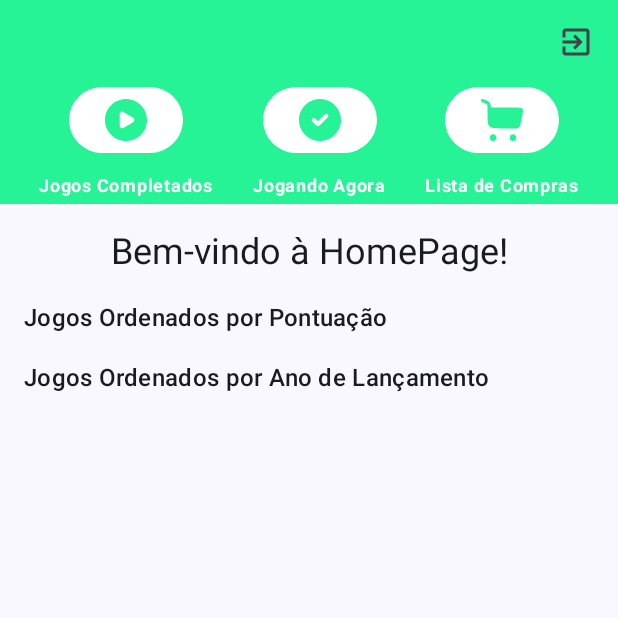
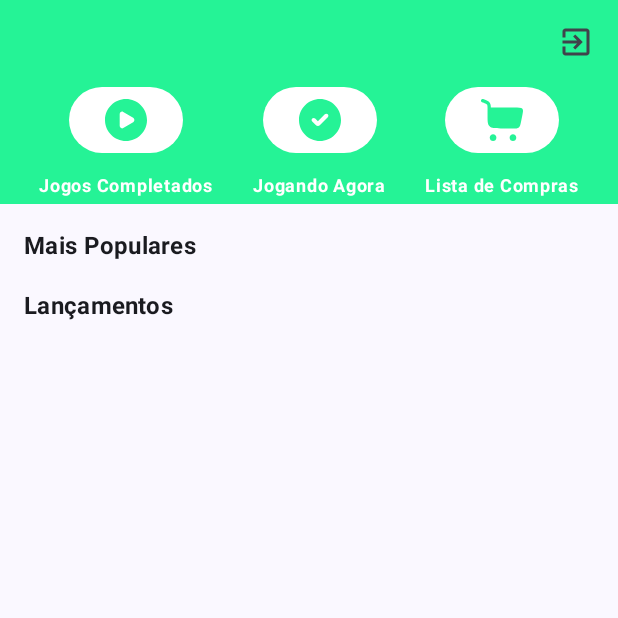
Before and after one commit to ocesar9/ScoreG, an Android app built with Jetpack Compose: the screen it shows after launch once a user with an empty profile is signed in (MainActivity), on a phone screen of 412 x 824 dp, the top half of it. Run offline under Robolectric (Android 15) with nearby library versions, the phone set to English and light mode, and no system bars; our stand-ins replace Firebase (no records; nobody signed in at launch, a user with empty details on screens opened directly).

Commit message:
Layout HomePage: GameCard and GameListSection refactor

```diff
--- /dev/null
+++ b/app/src/main/java/com/example/scoreg/components/GameListSection.kt
@@ -0,0 +1,44 @@
+package com.example.scoreg.components
+
+import androidx.compose.foundation.layout.Column
+import androidx.compose.foundation.layout.Spacer
+import androidx.compose.foundation.layout.height
+import androidx.compose.foundation.layout.padding
+import androidx.compose.foundation.lazy.LazyRow
+import androidx.compose.foundation.lazy.items
+import androidx.compose.material3.MaterialTheme
+import androidx.compose.material3.Text
+import androidx.compose.runtime.Composable
+import androidx.compose.ui.Modifier
+import androidx.compose.ui.text.font.FontWeight
+import androidx.compose.ui.unit.dp
+import com.example.scoreg.database.entities.Game
+
+@Composable
+fun GameListSection(
+    title: String,
+    games: List<Game>,
+    modifier: Modifier = Modifier
+) {
+    Column(modifier = modifier) {
+        Text(
+            text = title,
+            style = MaterialTheme.typography.titleMedium,
+            fontWeight = FontWeight.Bold,
+            modifier = Modifier.padding(start = 16.dp)
+        )
+
+        LazyRow(
+            modifier = Modifier.padding(horizontal = 16.dp)
+        ) {
+            items(games) { game ->
+                GameCard(
+                    game = game,
+                    modifier = modifier
+                )
+            }
+        }
+
+        Spacer(modifier = Modifier.height(16.dp))
+    }
+}
--- a/app/src/main/java/com/example/scoreg/pages/HomePage.kt
+++ b/app/src/main/java/com/example/scoreg/pages/HomePage.kt
@@ -4,27 +4,21 @@ import androidx.compose.foundation.layout.Column
 import androidx.compose.foundation.layout.Spacer
 import androidx.compose.foundation.layout.fillMaxSize
 import androidx.compose.foundation.layout.height
-import androidx.compose.foundation.layout.padding
-import androidx.compose.foundation.lazy.LazyRow
-import androidx.compose.foundation.lazy.items
 import androidx.compose.material.icons.Icons
 import androidx.compose.material.icons.filled.ExitToApp
 import androidx.compose.material3.ExperimentalMaterial3Api
 import androidx.compose.material3.Icon
 import androidx.compose.material3.IconButton
-import androidx.compose.material3.MaterialTheme
-import androidx.compose.material3.Text
 import androidx.compose.material3.TopAppBar
 import androidx.compose.material3.TopAppBarDefaults
 import androidx.compose.runtime.Composable
-import androidx.compose.ui.Alignment
 import androidx.compose.ui.Modifier
 import androidx.compose.ui.graphics.Color
 import androidx.compose.ui.platform.LocalContext
 import androidx.compose.ui.unit.dp
 import androidx.navigation.NavController
+import com.example.scoreg.components.GameListSection
 import com.example.scoreg.components.Navbar
-import com.example.scoreg.database.entities.Game
 import com.example.scoreg.models.MainViewModel
 import com.google.firebase.Firebase
 import com.google.firebase.auth.auth
@@ -68,55 +62,19 @@ fun HomePage(navController: NavController, mainViewModel: MainViewModel, modifie
 
         Spacer(modifier = Modifier.height(16.dp))
 
-        Text(
-            text = "Bem-vindo à HomePage!",
-            style = MaterialTheme.typography.headlineSmall,
-            modifier = Modifier.align(Alignment.CenterHorizontally)
-        )
+        Column {
+            GameListSection(
+                title = "Mais Populares",
+                games = mainViewModel.gamesSortedByScore.value.toList()
+            )
 
-        Spacer(modifier = Modifier.height(16.dp))
-
-        // Exibir lista de jogos ordenados por score
-        Text(
-            text = "Jogos Ordenados por Pontuação",
-            style = MaterialTheme.typography.titleMedium,
-            modifier = Modifier.padding(start = 16.dp)
-        )
-
-        LazyRow(
-            modifier = Modifier.padding(horizontal = 16.dp)
-        ) {
-            items(mainViewModel.gamesSortedByScore.value.toList()) { game ->
-                GameCard(game = game)
-            }
+            GameListSection(
+                title = "Lançamentos",
+                games = mainViewModel.gamesSortedByReleaseYear.value.toList()
+            )
         }
 
-        Spacer(modifier = Modifier.height(16.dp))
 
-        // Exibir lista de jogos ordenados por ano de lançamento
-        Text(
-            text = "Jogos Ordenados por Ano de Lançamento",
-            style = MaterialTheme.typography.titleMedium,
-            modifier = Modifier.padding(start = 16.dp)
-        )
-
-        LazyRow(
-            modifier = Modifier.padding(horizontal = 16.dp)
-        ) {
-            items(mainViewModel.gamesSortedByReleaseYear.value.toList()) { game ->
-                GameCard(game = game)
-            }
-        }
 
     }
 }
-
-@Composable
-fun GameCard(game: Game, modifier: Modifier = Modifier) {
-    Text(text = "${game.title} / ", style = MaterialTheme.typography.bodyMedium)
-    /* TODO
-            crie um botão que leve para a tela unificada de informação de um jogo em questão e use as funções abaixo:
-                mainViewModel.setCurrentGame(game)
-                navController.navigate(("gameInfoPage"))
-     */
-}
```
Also changed, not shown: app/src/main/java/com/example/scoreg/components/GameCard.kt (added, +74 -0 lines).
